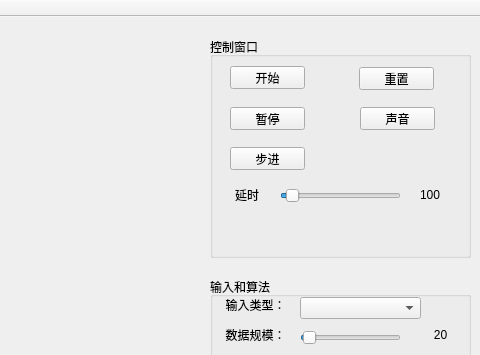
Old version of the form mainwindow.ui in the repository zxjbill/SortingAlgorithmDemo; both pictures show x 350 to 830 and y 0 to 355 of the 830 by 547 pixel window.
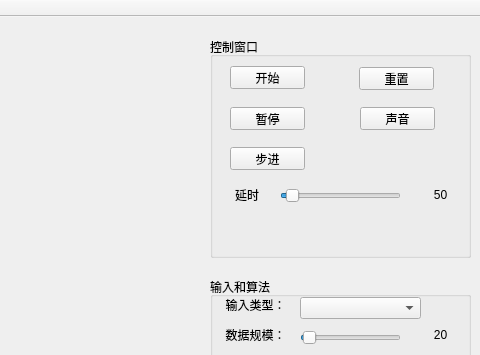
New version of the form.

What changed in the file:
```diff
--- a/mainwindow.ui
+++ b/mainwindow.ui
@@ -126,7 +126,10 @@
       </rect>
      </property>
      <property name="text">
-      <string>100</string>
+      <string>50</string>
+     </property>
+     <property name="alignment">
+      <set>Qt::AlignCenter</set>
      </property>
     </widget>
     <widget class="QPushButton" name="stepBtn">
```
